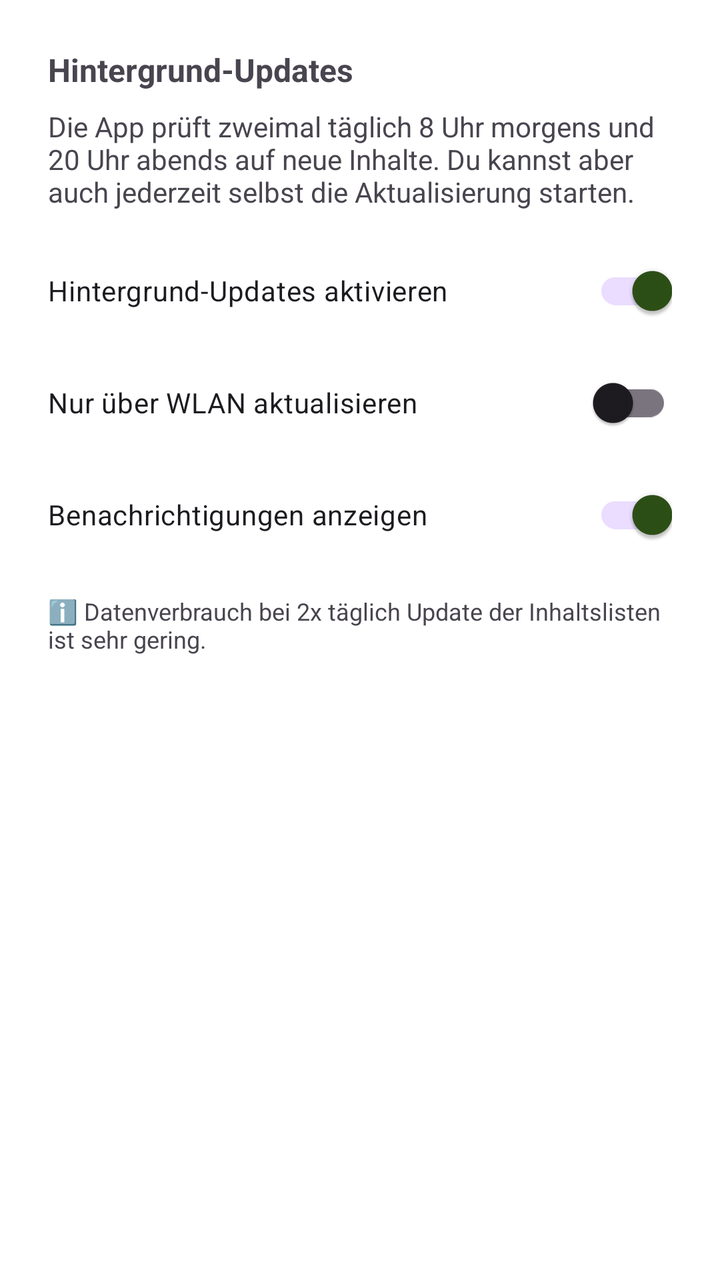
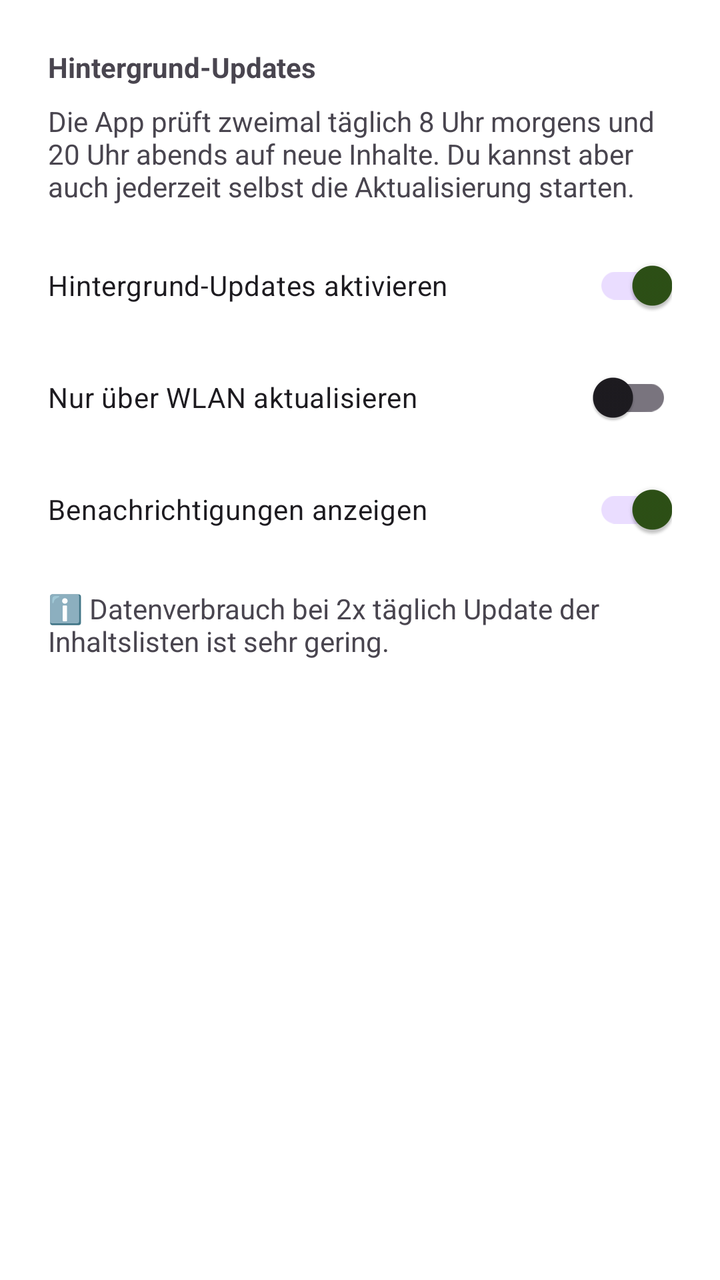

Before-and-after screenshots of an Android layout around one commit, followed by the original layout XML and the change that was made.
<!-- AndroidManifest.xml: application theme Theme.HundeWildnis -->
<!-- res/layout/dialog_settings.xml -->
<?xml version="1.0" encoding="utf-8"?>
<LinearLayout xmlns:android="http://schemas.android.com/apk/res/android"
    android:layout_width="match_parent"
    android:layout_height="wrap_content"
    android:orientation="vertical"
    android:padding="24dp">

    <TextView
        android:layout_width="match_parent"
        android:layout_height="wrap_content"
        android:text="Hintergrund-Updates"
        android:textSize="16sp"
        android:textStyle="bold"
        android:paddingBottom="8dp" />

    <TextView
        android:layout_width="match_parent"
        android:layout_height="wrap_content"
        android:text="Die App prüft zweimal täglich 8 Uhr morgens und 20 Uhr abends auf neue Inhalte. Du kannst aber auch jederzeit selbst die Aktualisierung starten."
        android:textSize="14sp"
        android:paddingBottom="16dp"
        android:textColor="?android:attr/textColorSecondary" />

    <com.google.android.material.switchmaterial.SwitchMaterial
        android:id="@+id/switchBackgroundUpdates"
        android:layout_width="match_parent"
        android:layout_height="wrap_content"
        android:text="Hintergrund-Updates aktivieren"
        android:checked="true" />

    <com.google.android.material.switchmaterial.SwitchMaterial
        android:id="@+id/switchWifiOnly"
        android:layout_width="match_parent"
        android:layout_height="wrap_content"
        android:text="Nur über WLAN aktualisieren"
        android:layout_marginTop="8dp" />

    <com.google.android.material.switchmaterial.SwitchMaterial
        android:id="@+id/switchNotifications"
        android:layout_width="match_parent"
        android:layout_height="wrap_content"
        android:text="Benachrichtigungen anzeigen"
        android:layout_marginTop="8dp"
        android:checked="true" />

    <TextView
        android:layout_width="match_parent"
        android:layout_height="wrap_content"
        android:text="ℹ️ Datenverbrauch bei 2x täglich Update der Inhaltslisten ist sehr gering."
        android:textSize="12sp"
        android:layout_marginTop="16dp"
        android:textColor="?android:attr/textColorSecondary" />

</LinearLayout>
<!-- resources referenced by this layout -->
<resources>
  <style name="Base.Theme.HundeWildnis" parent="Theme.Material3.Light.NoActionBar">
          <item name="colorPrimary">#2d5016</item>
          <item name="colorPrimaryVariant">#1a3009</item>
          <item name="colorOnPrimary">#FFFFFF</item>
          <item name="colorSecondary">#6b8e4e</item>
          <item name="colorSecondaryVariant">#4a6135</item>
          <item name="colorOnSecondary">#000000</item>
          <item name="android:statusBarColor">?attr/colorPrimaryVariant</item>
  
          <item name="android:navigationBarColor">@android:color/transparent</item>
          <item name="android:windowLightStatusBar">true</item>
          <item name="android:windowLightNavigationBar">true</item>
          <item name="android:enforceNavigationBarContrast" tools:targetApi="q">false</item>
          <item name="android:enforceStatusBarContrast" tools:targetApi="q">false</item>
  
          
          <item name="colorAccent">#2d5016</item>
          <item name="android:textColorPrimary">#000000</item>
  
          
          <item name="materialAlertDialogTheme">@style/AlertDialogTheme</item>
  
          
          <item name="actionMenuTextColor">#FFFFFF</item>
  
          
          <item name="android:windowBackground">#FFFFFF</item>
          <item name="android:colorBackground">#FFFFFF</item>
      </style>
  <style name="AlertDialogTheme" parent="ThemeOverlay.Material3.MaterialAlertDialog">
          
          <item name="colorSurface">#FFFFFF</item>
  
          
          <item name="colorOnSurface">#000000</item>
          <item name="android:textColorPrimary">#000000</item>
  
          
          <item name="buttonBarPositiveButtonStyle">@style/DialogButtonStyle.Light</item>
          <item name="buttonBarNegativeButtonStyle">@style/DialogButtonStyle.Light</item>
          <item name="buttonBarNeutralButtonStyle">@style/DialogButtonStyle.Light</item>
      </style>
  <style name="DialogButtonStyle.Light" parent="Widget.Material3.Button.TextButton.Dialog">
          
          <item name="android:textColor">#2d5016</item>
  
          
          <item name="backgroundTint">@android:color/transparent</item>
  
          
          <item name="rippleColor">#332d5016</item>
      </style>
  <!-- unchanged entries left out for length: 1 -->
</resources>

<!-- the commit's change to res/layout/dialog_settings.xml (unified diff, before → after) -->
@@ -9,7 +9,7 @@
         android:layout_width="match_parent"
         android:layout_height="wrap_content"
         android:text="Hintergrund-Updates"
-        android:textSize="16sp"
+        android:textSize="@dimen/text_body_medium"
         android:textStyle="bold"
         android:paddingBottom="8dp" />
 
@@ -17,7 +17,7 @@
         android:layout_width="match_parent"
         android:layout_height="wrap_content"
         android:text="Die App prüft zweimal täglich 8 Uhr morgens und 20 Uhr abends auf neue Inhalte. Du kannst aber auch jederzeit selbst die Aktualisierung starten."
-        android:textSize="14sp"
+        android:textSize="@dimen/text_body_medium"
         android:paddingBottom="16dp"
         android:textColor="?android:attr/textColorSecondary" />
 
@@ -47,7 +47,7 @@
         android:layout_width="match_parent"
         android:layout_height="wrap_content"
         android:text="ℹ️ Datenverbrauch bei 2x täglich Update der Inhaltslisten ist sehr gering."
-        android:textSize="12sp"
+        android:textSize="@dimen/text_body_medium"
         android:layout_marginTop="16dp"
         android:textColor="?android:attr/textColorSecondary" />
 
<!-- resource entries referenced after the edit -->
@@ -1,17 +1,21 @@
 <!-- resources referenced by this layout -->
 <resources>
+  <dimen name="text_body_medium">14sp</dimen>
   <style name="Base.Theme.HundeWildnis" parent="Theme.Material3.Light.NoActionBar">
+          
+          <item name="materialButtonStyle">@style/Widget.App.Button</item>
+  
           <item name="colorPrimary">#2d5016</item>
           <item name="colorPrimaryVariant">#1a3009</item>
           <item name="colorOnPrimary">#FFFFFF</item>
           <item name="colorSecondary">#6b8e4e</item>
           <item name="colorSecondaryVariant">#4a6135</item>
           <item name="colorOnSecondary">#000000</item>
-          <item name="android:statusBarColor">?attr/colorPrimaryVariant</item>
-  
+          <item name="android:statusBarColor">@android:color/transparent</item>
           <item name="android:navigationBarColor">@android:color/transparent</item>
+          <item name="android:windowDrawsSystemBarBackgrounds">true</item>
           <item name="android:windowLightStatusBar">true</item>
-          <item name="android:windowLightNavigationBar">true</item>
+          <item name="android:windowLightNavigationBar" tools:targetApi="27">true</item>
           <item name="android:enforceNavigationBarContrast" tools:targetApi="q">false</item>
           <item name="android:enforceStatusBarContrast" tools:targetApi="q">false</item>
   
@@ -21,13 +25,26 @@
   
           
           <item name="materialAlertDialogTheme">@style/AlertDialogTheme</item>
+          <item name="alertDialogTheme">@style/AlertDialogTheme</item>
   
           
           <item name="actionMenuTextColor">#FFFFFF</item>
+          <item name="actionOverflowButtonStyle">@style/Widget.App.Overflow</item>
   
           
           <item name="android:windowBackground">#FFFFFF</item>
           <item name="android:colorBackground">#FFFFFF</item>
+      </style>
+  <style name="Widget.App.Button" parent="Widget.Material3.Button">
+          <item name="autoSizeTextType">uniform</item>
+          <item name="autoSizeMinTextSize">12sp</item>
+          <item name="autoSizeMaxTextSize">@dimen/text_button_large</item>
+          <item name="autoSizeStepGranularity">1sp</item>
+          <item name="android:maxLines">2</item>
+          <item name="android:ellipsize">end</item>
+          <item name="android:paddingStart">16dp</item>
+          <item name="android:paddingEnd">16dp</item>
+          <item name="android:minHeight">60dp</item>
       </style>
   <style name="AlertDialogTheme" parent="ThemeOverlay.Material3.MaterialAlertDialog">
           
@@ -41,10 +58,39 @@
           <item name="buttonBarPositiveButtonStyle">@style/DialogButtonStyle.Light</item>
           <item name="buttonBarNegativeButtonStyle">@style/DialogButtonStyle.Light</item>
           <item name="buttonBarNeutralButtonStyle">@style/DialogButtonStyle.Light</item>
+  
+          
+          <item name="buttonBarStyle">@style/Widget.App.ButtonBar</item>
+  
+          
+          <item name="android:buttonStyle">@style/DialogButtonStyle.Light</item>
       </style>
+  <style name="Widget.App.Overflow" parent="Widget.AppCompat.ActionButton.Overflow">
+          <item name="android:src">@drawable/ic_menu_hamburger</item>
+      </style>
+  <dimen name="text_button_large">20sp</dimen>
   <style name="DialogButtonStyle.Light" parent="Widget.Material3.Button.TextButton.Dialog">
           
           <item name="android:textColor">#2d5016</item>
+  
+          
+          <item name="android:textSize">13sp</item>
+          <item name="android:textAllCaps">false</item>
+          <item name="android:maxLines">2</item>
+          <item name="android:singleLine">false</item>
+          <item name="android:ellipsize">none</item>
+          <item name="autoSizeTextType">uniform</item>
+          <item name="autoSizeMinTextSize">10sp</item>
+          <item name="autoSizeMaxTextSize">16sp</item>
+  
+          
+          <item name="android:paddingStart">2dp</item>
+          <item name="android:paddingEnd">2dp</item>
+          <item name="android:minWidth">0dp</item>
+          <item name="android:insetLeft">0dp</item>
+          <item name="android:insetRight">0dp</item>
+          <item name="android:insetTop">0dp</item>
+          <item name="android:insetBottom">0dp</item>
   
           
           <item name="backgroundTint">@android:color/transparent</item>
@@ -52,6 +98,19 @@
           
           <item name="rippleColor">#332d5016</item>
       </style>
+  <style name="Widget.App.ButtonBar" parent="Widget.AppCompat.ButtonBar.AlertDialog">
+          <item name="android:padding">0dp</item>
+      </style>
+  <!-- drawable ic_menu_hamburger (drawable) -->
+  <vector xmlns:android="http://schemas.android.com/apk/res/android"
+      android:width="24dp"
+      android:height="24dp"
+      android:viewportWidth="24"
+      android:viewportHeight="24">
+      <path
+          android:fillColor="#FFFFFF"
+          android:pathData="M3,18h18v-2H3V18z M3,13h18v-2H3V13z M3,6v2h18V6H3z" />
+  </vector>
   <!-- unchanged entries left out for length: 1 -->
 </resources>
 
